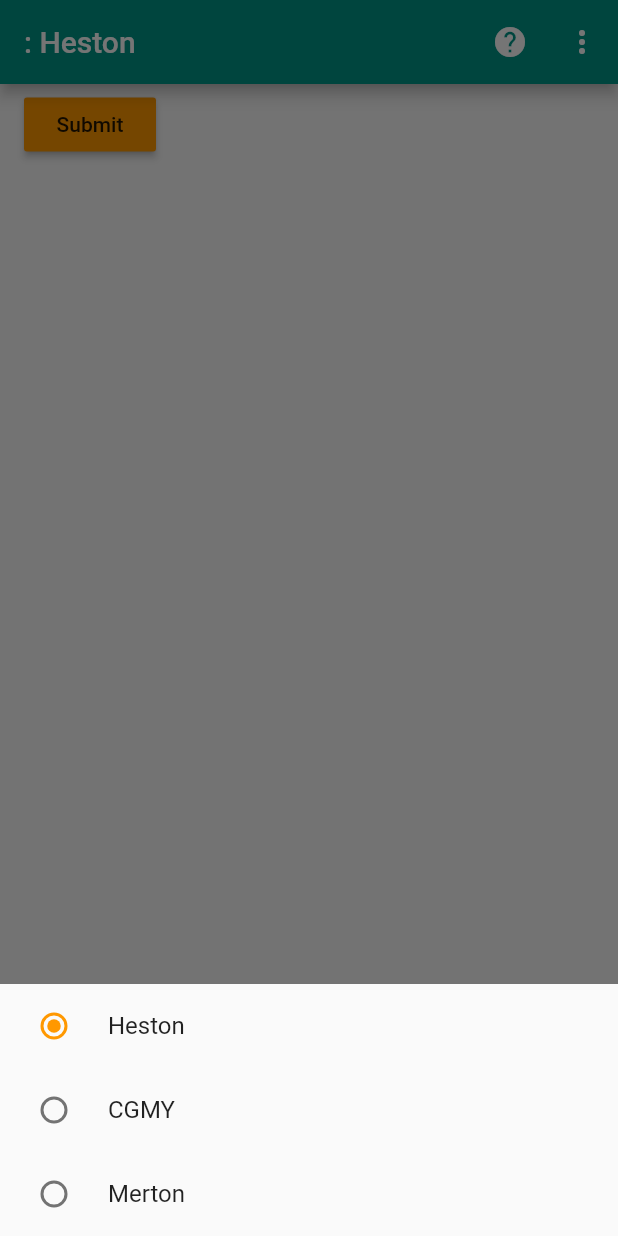
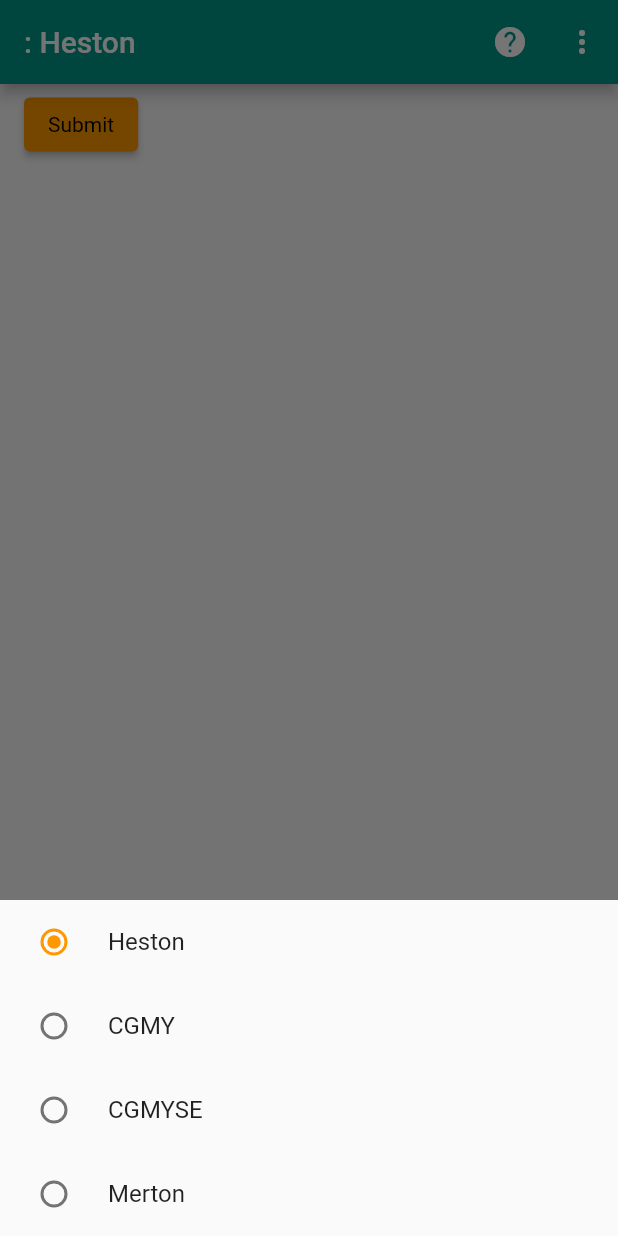
Before and after one commit to realoptions/demo-api-app-flutter, a Flutter app: the _Scaffold screen opened directly with empty values, after a tap on the "more vert" icon, on a phone screen of 412 x 824 dp. Run offline on Flutter 3.47's test engine with Material 2 defaults, Android fonts, the phone set to English and light mode, and no system bars; our stand-ins replace badges, bloc, charts_flutter, equatable, firebase_auth, firebase_core and 3 more; missing offline and left inert: firebase_auth_web, firebase_core_web, flutter_facebook_login, google_sign_in_web; accounts and stored records are empty.

Commit message:
added cgmyse

```diff
--- a/lib/components/OptionsAppBar.dart
+++ b/lib/components/OptionsAppBar.dart
@@ -32,7 +32,7 @@ class OptionsAppBar extends StatelessWidget with PreferredSizeWidget {
                               children: <Widget>[
                                 Text(
                                     '''This app calculates option prices for three models: Heston, CGMY with a diffusion and a stochastic clock, and Merton jump-diffusion with stochastic clock.  It uses Fang and Oosterlee's algorithm for efficient pricing across many strikes.'''),
-                                RaisedButton(
+                                ElevatedButton(
                                   onPressed: _launchDocs,
                                   child: Text('References'),
                                 ),
--- a/lib/pages/form.dart
+++ b/lib/pages/form.dart
@@ -68,6 +68,14 @@ class FormButton extends StatelessWidget {
   final GlobalKey<FormState> formKey;
   @override
   Widget build(BuildContext context) {
+    final theme = Theme.of(context);
+    final ButtonStyle style = ElevatedButton.styleFrom(
+      textStyle: TextStyle(
+        color: Colors.black,
+      ),
+      onPrimary: Colors.black,
+      primary: theme.accentColor,
+    );
     return BlocBuilder<DensityBloc, DensityState>(
         builder: (context, densityData) {
       return BlocBuilder<OptionsBloc, OptionsState>(
@@ -77,7 +85,8 @@ class FormButton extends StatelessWidget {
           return CircularProgressIndicator();
         }
         return BlocBuilder<SelectModelBloc, Model>(builder: (context, model) {
-          return RaisedButton(
+          return ElevatedButton(
+            style: style,
             onPressed: () {
               // Validate returns true if the form is valid, or false
               // otherwise.
--- a/lib/services/finside_service.dart
+++ b/lib/services/finside_service.dart
@@ -11,7 +11,6 @@ const String BASE_ENDPOINT = "https://api2.finside.org";
 
 class FinsideApi {
   FinsideApi({@required this.apiKey});
-  //final String model;
   final String apiKey;
   Map<String, String> _getHeaders() {
     return {
--- a/pubspec.yaml
+++ b/pubspec.yaml
@@ -13,7 +13,7 @@ description: An app for interacting with Finside RealOption apis.
 # https://developer.apple.com/library/archive/documentation/General/Reference/InfoPlistKeyReference/Articles/CoreFoundationKeys.html
 
 #the "+n" has to increment...even if semantic version is bumped
-version: 1.5.10+19
+version: 1.6.10+20
 
 environment:
   sdk: ">=2.2.2 <3.0.0"
```
Also changed, not shown: lib/components/CustomButtons.dart (+11 -9 lines), lib/models/models.dart (+11 -0 lines), .github/workflows/test.yaml, pubspec.lock, 1 other file.
